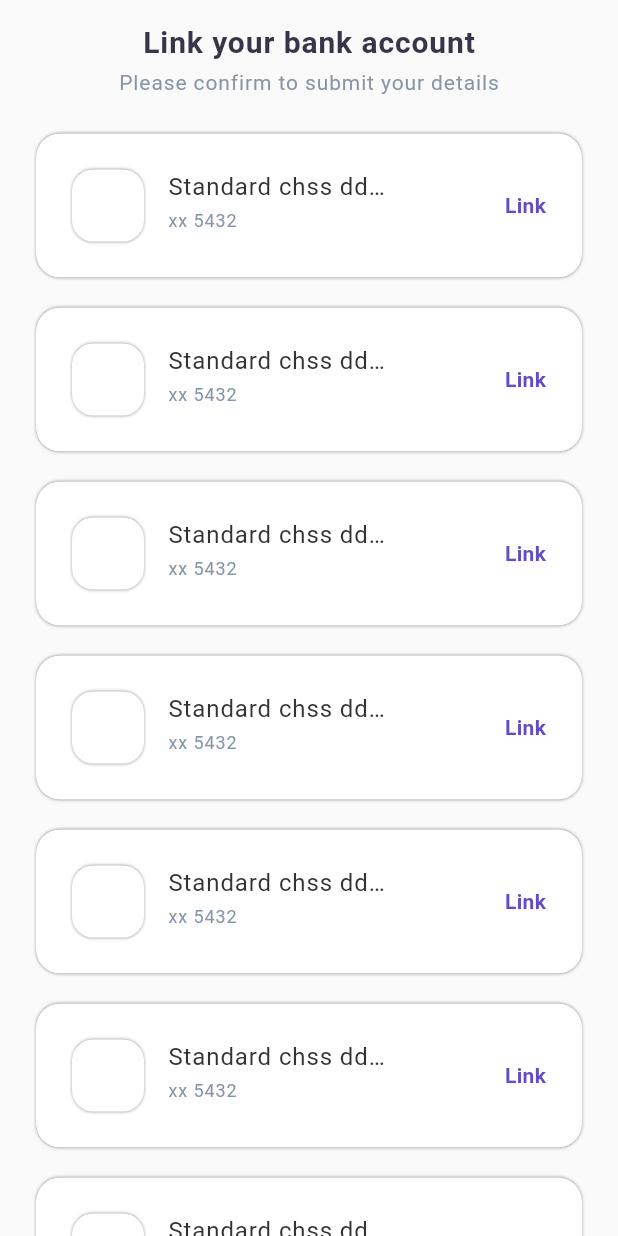
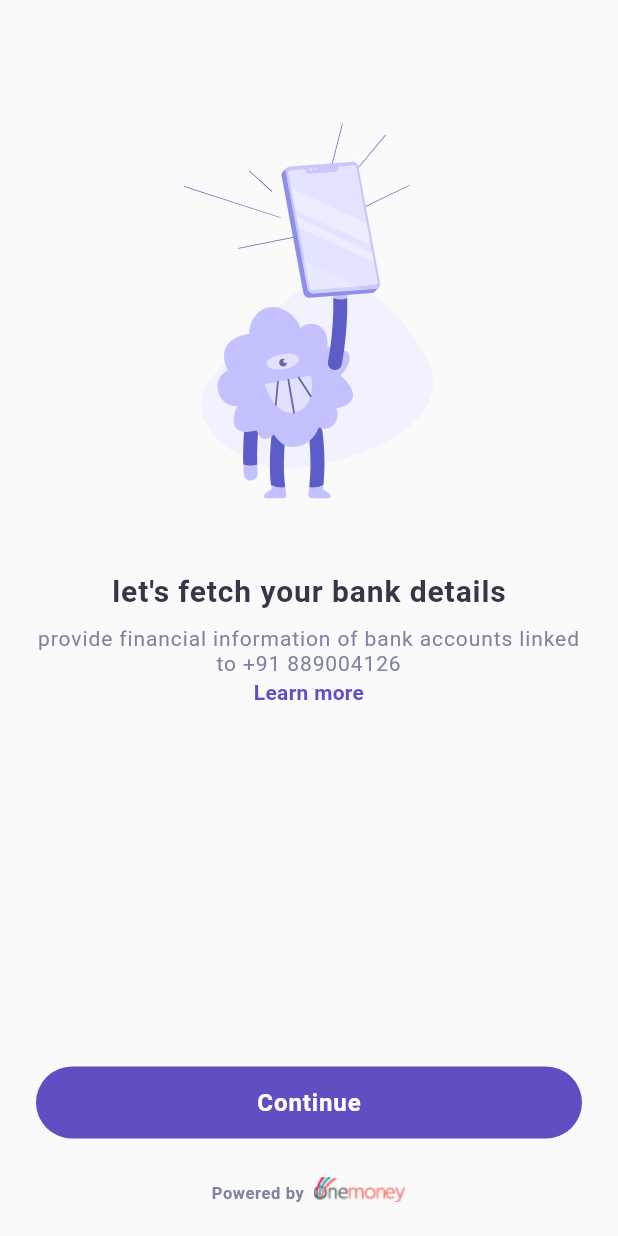
Before and after one commit to shiwam77/poc_delink, a Flutter app: the screen it shows after launch, on a phone screen of 412 x 824 dp. Run offline on Flutter 3.47's test engine with Material 2 defaults, Android fonts, the phone set to English and light mode, and no system bars; our stand-ins replace flutter_svg.

Commit message:
account aggregator

```diff
--- /dev/null
+++ b/lib/account_aggregator/config/theme/colors.dart
@@ -0,0 +1,21 @@
+import 'package:flutter/material.dart';
+
+class AppColors {
+
+  static const Color transparent = Color(0x00ffffff);
+  static const Color backgroundColor =  Color(0xFFF9FAFF);
+  static const Color onBoardingBackgroundColor =  Color(0xffFFFFFF);
+  static const Color whiteBackgroundColor =  Color(0xFFFFFFFF);
+
+  static const Color textColorBlue100 =  Color(0xff363648);
+  static const Color textColorBlue200 =  Color(0xff393939);
+
+  static const Color primaryColor =  Color(0xff624DC2);
+
+  static const Color primaryColor100 =  Color(0xff7F83A0);
+
+  static const Color lightBlack =  Color(0xff7F83A0);
+
+  static const Color lightGray =  Color(0xffC4C4C4);
+
+}
--- /dev/null
+++ b/lib/account_aggregator/constant/app_image.dart
@@ -0,0 +1,19 @@
+import 'package:flutter/material.dart';
+import 'package:flutter_svg/svg.dart';
+
+class AppImages {
+  static var appIntro1 ='assets/appIntro.svg';
+
+  static var oneMoneySdkLogo ='assets/oneMoneyLogo.png';
+
+  static Widget toSvgWidget(String assetName, String label,
+      {double height=200, double width=200}) {
+
+    return SvgPicture.asset(
+      assetName,
+      height: height,
+      width: width,
+      semanticsLabel: label,
+    );
+  }
+}
--- /dev/null
+++ b/lib/account_aggregator/constant/app_string.dart
@@ -0,0 +1,9 @@
+
+class AppString {
+
+  static String accountAggregator = "aa is a RBI regulated entity for data sharing. Using aa, customer can share his financial information with entities of his choice";
+
+  static String accountAggregatorFirstPoint = "personal data protection bill 2019 (PDP Bill) defined the rights people have over their personal data and the regulations for entities accessing user data.";
+
+  static String accountAggregatorSecondPoint = "financial service regulators, namely RBI, SEBI, IRDAI, PFRDA collaborated to make a well-defined and secure approach to financial data sharing — the aa Framework.";
+}
--- a/lib/account_aggregator/view/mandatory_user.dart
+++ b/lib/account_aggregator/view/mandatory_user.dart
@@ -0,0 +1,165 @@
+
+
+import 'package:flutter/gestures.dart';
+import 'package:flutter/material.dart';
+import 'package:flutter_svg/svg.dart';
+import 'package:poc_delink/account_aggregator/config/theme/colors.dart';
+import 'package:poc_delink/account_aggregator/constant/app_image.dart';
+
+import 'learn_more_view.dart';
+
+class MandatoryUser extends StatefulWidget {
+  const MandatoryUser({Key? key}) : super(key: key);
+
+  @override
+  _MandatoryUserState createState() => _MandatoryUserState();
+}
+
+class _MandatoryUserState extends State<MandatoryUser> {
+  @override
+  Widget build(BuildContext context) {
+    return Scaffold(
+        body:SafeArea(
+          child: SizedBox(
+            height: MediaQuery.of(context).size.height,
+            width: MediaQuery.of(context).size.width,
+            child: Padding(
+              padding: const EdgeInsets.symmetric(horizontal: 24),
+              child: Column(
+                crossAxisAlignment: CrossAxisAlignment.center,
+                children: [
+
+                  SizedBox(
+                    height: MediaQuery.of(context).size.height *.1,
+                  ),
+
+                  SvgPicture.asset(
+                    AppImages.appIntro1,
+                    fit: BoxFit.contain,
+                    height: 250,
+                ),
+
+                  const SizedBox(
+                    height: 50,
+                  ),
+
+                  const Text("let's fetch your bank details",
+                      overflow: TextOverflow.ellipsis,
+                      softWrap: false,
+                      maxLines: 1,
+                      style: TextStyle(
+                          color: AppColors.textColorBlue100,
+                          fontSize: 20,
+                          fontWeight: FontWeight.bold,
+                          letterSpacing: 0.6
+                      )),
+
+                  const SizedBox(
+                    height: 12,
+                  ),
+
+                   const Text("provide financial information of bank accounts linked to +91 889004126",
+                     textAlign: TextAlign.center,
+                       style:  TextStyle(
+                       color: AppColors.primaryColor100,
+                       fontSize: 14,
+                       height: 1.2,
+                       fontWeight: FontWeight.normal,
+                       letterSpacing: 0.6,
+                   ),),
+
+                  const SizedBox(
+                    height: 2,
+                  ),
+
+                  GestureDetector(
+                  onTap: (){
+                    routeToLearMoreScreen();
+                  },
+                    child: const Text("Learn more",
+                       textAlign: TextAlign.center,
+                         style:  TextStyle(
+                             color: Color(0xFF624DC2),
+                             fontSize: 14,
+                             fontWeight: FontWeight.bold,
+                             letterSpacing: 0.2
+                         ),),
+                  ),
+
+
+
+                  const Spacer(),
+
+                   InkWell(
+                     onTap: (){
+
+                     },
+                     child: Container(
+                      height: 48,
+                      width: double.infinity,
+                      alignment: Alignment.center,
+                      decoration: BoxDecoration(
+                        color: AppColors.primaryColor,
+                        shape: BoxShape.rectangle,
+                        borderRadius: BorderRadius.circular(100)
+                      ),
+                      child: const Text("Continue",
+                          overflow: TextOverflow.ellipsis,
+                          softWrap: false,
+                          maxLines: 1,
+                          style: TextStyle(
+                              color: AppColors.whiteBackgroundColor,
+                              fontSize: 16,
+                              fontWeight: FontWeight.bold,
+                              letterSpacing: 0.6
+                          )),
+                  ),
+                   ),
+
+                  const SizedBox(
+                    height: 25,
+                  ),
+
+                  Row(
+                    mainAxisAlignment: MainAxisAlignment.center,
+                    crossAxisAlignment: CrossAxisAlignment.end,
+
+                    children:  [
+                      const Text("Powered by  ",
+                          overflow: TextOverflow.ellipsis,
+                          softWrap: false,
+                          maxLines: 1,
+                          style: TextStyle(
+                              color: AppColors.lightBlack,
+                              fontSize: 11,
+                              fontWeight: FontWeight.bold,
+                              letterSpacing: 0.4
+                          )),
+
+                      Image.asset(
+                        AppImages.oneMoneySdkLogo,
+                        fit: BoxFit.contain,
+                        height: 18,
+                        width: 62,
+                      ),
+                    ],
+                  ),
+
+                  const SizedBox(
+                    height: 22,
+                  ),
+
+                ],
+              ),
+            ),
+          ),
+        ),
+    );
+  }
+
+  void routeToLearMoreScreen(){
+    Navigator.push(context,  MaterialPageRoute<void>(
+            builder: (BuildContext context) => const LearMoreView(),
+             ),);
+  }
+}
--- a/lib/main.dart
+++ b/lib/main.dart
@@ -6,6 +6,8 @@ import 'package:poc_delink/model/bank.dart';
 import 'package:poc_delink/utils.dart';
 import 'package:poc_delink/widget/dismissible_widget.dart';
 
+import 'account_aggregator/view/mandatory_user.dart';
+
 void main() => runApp(MyApp());
 
 class MyApp extends StatelessWidget {
@@ -13,9 +15,7 @@ class MyApp extends StatelessWidget {
   @override
   Widget build(BuildContext context) => MaterialApp(
         debugShowCheckedModeBanner: false,
-
-        theme: ThemeData(primarySwatch: Colors.deepOrange),
-        home: const MainPage(),
+        home: const MandatoryUser(),
       );
 }
 
```
Also changed, not shown: lib/account_aggregator/view/learn_more_view.dart (added, +316 -0 lines), pubspec.yaml (+4 -3 lines), assets/appIntro.svg (added), assets/oneMoneyLogo.png (added), pubspec.lock.
